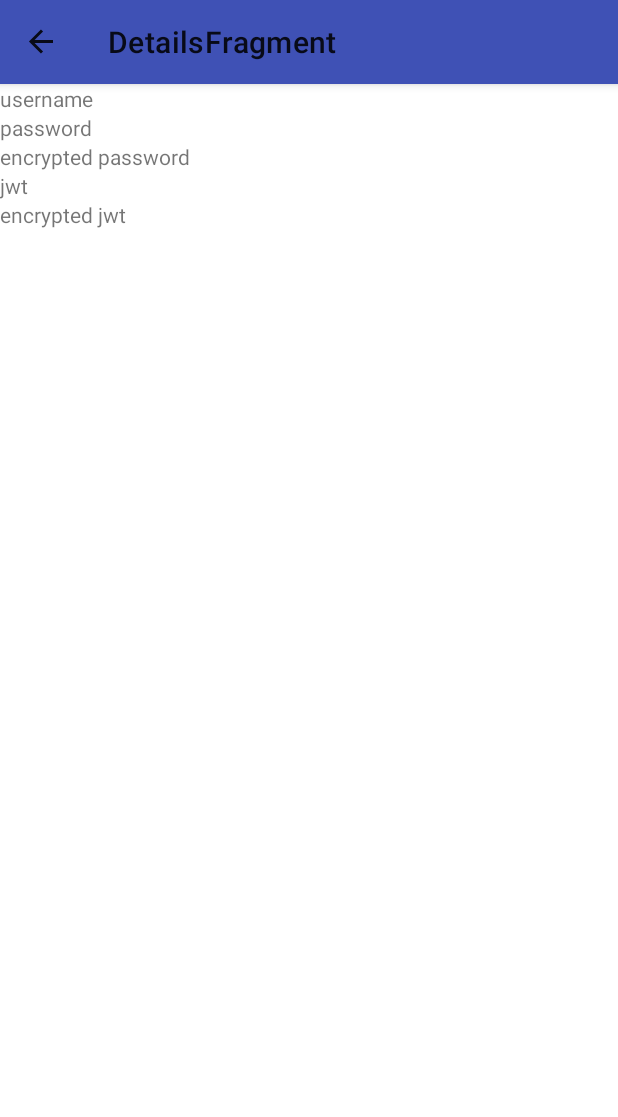
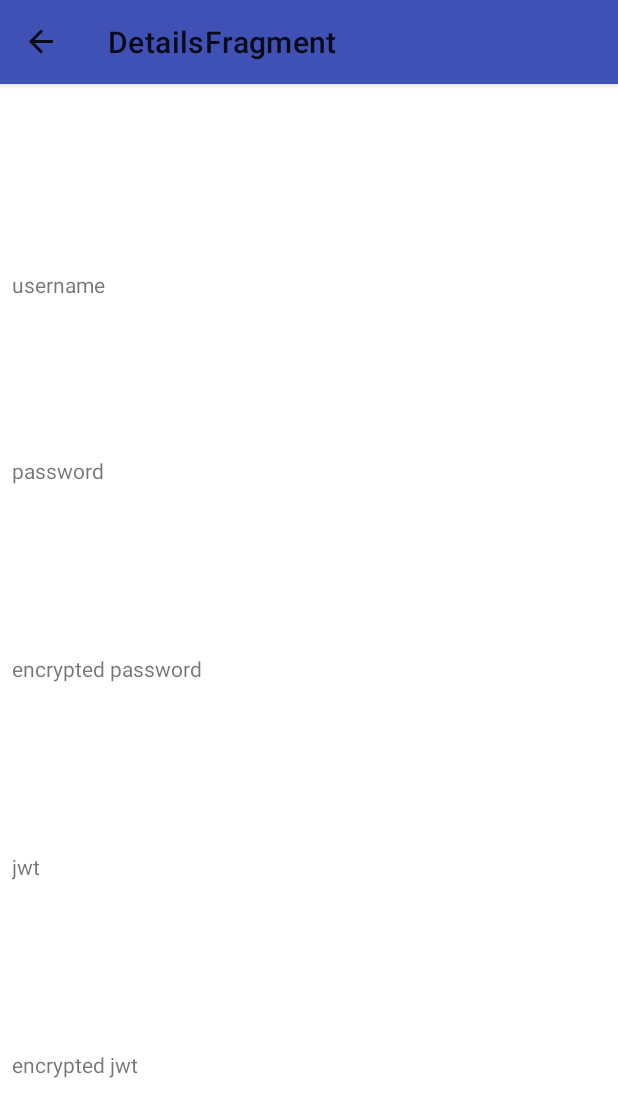
Before and after one commit to San-Moshe/secured-client-server-demo, an Android app: the DetailsFragment screen opened through its navigation route, on a phone screen of 412 x 824 dp. Shown: the top 1117 px of the screen. Run offline under Robolectric (Android 15) with nearby library versions, the phone set to English and light mode, and no system bars; our stand-ins replace Dagger/Hilt's generated code, RxJava, Timber, navigation-ui; libraries missing offline, so code that uses them is left out: com.evernote.android, com.facebook.flipper, com.uber.autodispose; 3 statements that could not run were skipped.

Commit message:
Improve positioning

```diff
--- a/app/src/main/res/layout/fragment_details.xml
+++ b/app/src/main/res/layout/fragment_details.xml
@@ -5,11 +5,20 @@
     android:layout_width="match_parent"
     android:layout_height="match_parent">
 
+    <androidx.constraintlayout.widget.Guideline
+        android:id="@+id/guideline_labels_Data"
+        android:layout_width="wrap_content"
+        android:layout_height="wrap_content"
+        android:orientation="vertical"
+        app:layout_constraintGuide_percent="0.35" />
+
     <TextView
         android:id="@+id/tv_username_label"
         android:layout_width="wrap_content"
         android:layout_height="wrap_content"
+        android:layout_margin="8dp"
         android:text="@string/username"
+        app:layout_constraintBottom_toBottomOf="@id/tv_password_label"
         app:layout_constraintStart_toStartOf="parent"
         app:layout_constraintTop_toTopOf="parent" />
 
@@ -19,6 +28,7 @@
         android:layout_height="wrap_content"
         android:layout_marginStart="16dp"
         app:layout_constraintStart_toEndOf="@id/tv_username_label"
+        app:layout_constraintStart_toStartOf="@id/guideline_labels_Data"
         app:layout_constraintTop_toTopOf="@id/tv_username_label"
         tools:text="sample username" />
 
@@ -26,7 +36,9 @@
         android:id="@+id/tv_password_label"
         android:layout_width="wrap_content"
         android:layout_height="wrap_content"
+        android:layout_margin="8dp"
         android:text="@string/password"
+        app:layout_constraintBottom_toTopOf="@id/tv_encrypted_password_label"
         app:layout_constraintStart_toStartOf="parent"
         app:layout_constraintTop_toBottomOf="@id/tv_username_label" />
 
@@ -36,6 +48,7 @@
         android:layout_height="wrap_content"
         android:layout_marginStart="16dp"
         app:layout_constraintStart_toEndOf="@id/tv_password_label"
+        app:layout_constraintStart_toStartOf="@id/guideline_labels_Data"
         app:layout_constraintTop_toTopOf="@id/tv_password_label"
         tools:text="sample password" />
 
@@ -43,7 +56,9 @@
         android:id="@+id/tv_encrypted_password_label"
         android:layout_width="wrap_content"
         android:layout_height="wrap_content"
+        android:layout_margin="8dp"
         android:text="@string/encrypted_password"
+        app:layout_constraintBottom_toTopOf="@id/tv_jwt_label"
         app:layout_constraintStart_toStartOf="parent"
         app:layout_constraintTop_toBottomOf="@id/tv_password_label" />
 
@@ -53,6 +68,7 @@
         android:layout_height="wrap_content"
         android:layout_marginStart="16dp"
         app:layout_constraintStart_toEndOf="@id/tv_encrypted_password_label"
+        app:layout_constraintStart_toStartOf="@id/guideline_labels_Data"
         app:layout_constraintTop_toTopOf="@id/tv_encrypted_password_label"
         tools:text="sample encrypted password" />
 
@@ -60,7 +76,9 @@
         android:id="@+id/tv_jwt_label"
         android:layout_width="wrap_content"
         android:layout_height="wrap_content"
+        android:layout_margin="8dp"
         android:text="@string/jwt"
+        app:layout_constraintBottom_toTopOf="@id/tv_encrypted_jwt_label"
         app:layout_constraintStart_toStartOf="parent"
         app:layout_constraintTop_toBottomOf="@id/tv_encrypted_password_label" />
 
@@ -70,6 +88,7 @@
         android:layout_height="wrap_content"
         android:layout_marginStart="16dp"
         app:layout_constraintStart_toEndOf="@id/tv_jwt_label"
+        app:layout_constraintStart_toStartOf="@id/guideline_labels_Data"
         app:layout_constraintTop_toTopOf="@id/tv_jwt_label"
         tools:text="sample jwt" />
 
@@ -77,7 +96,9 @@
         android:id="@+id/tv_encrypted_jwt_label"
         android:layout_width="wrap_content"
         android:layout_height="wrap_content"
+        android:layout_margin="8dp"
         android:text="@string/encrypted_jwt"
+        app:layout_constraintBottom_toBottomOf="parent"
         app:layout_constraintStart_toStartOf="parent"
         app:layout_constraintTop_toBottomOf="@id/tv_jwt_label" />
 
@@ -87,6 +108,7 @@
         android:layout_height="wrap_content"
         android:layout_marginStart="16dp"
         app:layout_constraintStart_toEndOf="@id/tv_encrypted_jwt_label"
+        app:layout_constraintStart_toStartOf="@id/guideline_labels_Data"
         app:layout_constraintTop_toTopOf="@id/tv_encrypted_jwt_label"
         tools:text="sample encrypted jwt" />
 
```
